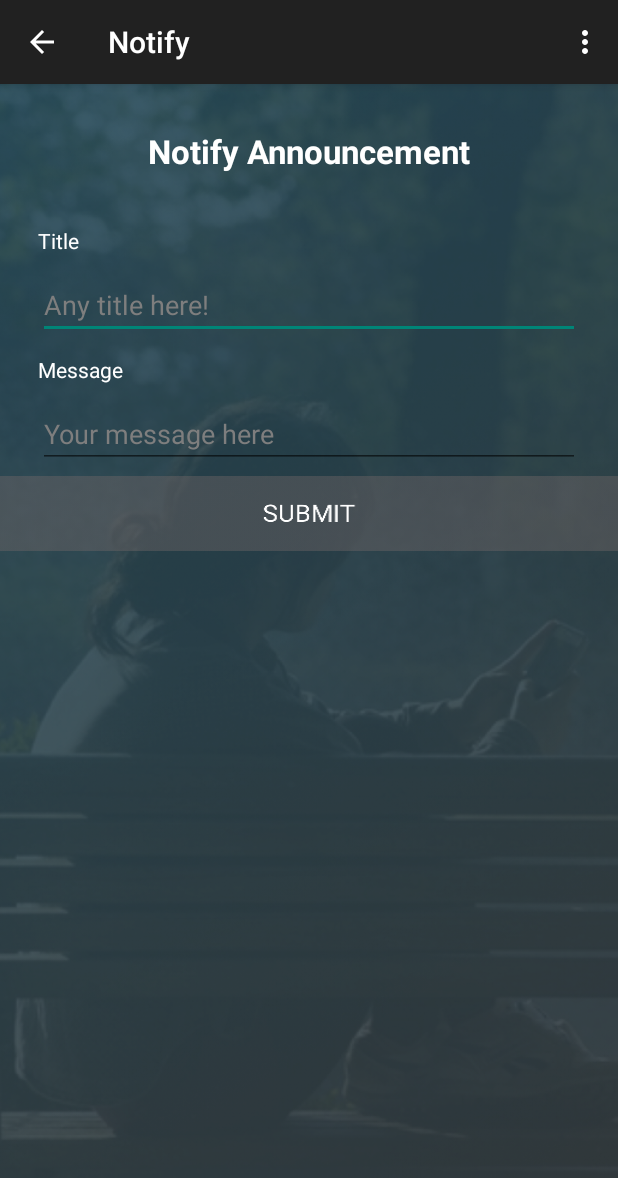
After one commit to mengmengmengmeng/notify, an Android app: the CreateAnnouncement screen opened directly, with no data from a screen before it, on a phone screen of 412 x 824 dp. The commit adds this screen. Shown: the top 1178 px of the screen. Run offline under Robolectric (Android 15) with nearby library versions, the phone set to English and light mode, and no system bars.

Commit message:
Added create announcement

```diff
--- a/app/src/main/AndroidManifest.xml
+++ b/app/src/main/AndroidManifest.xml
@@ -63,6 +63,12 @@
             android:screenOrientation="portrait"
             android:windowSoftInputMode="adjustPan">
         </activity>
+        <activity
+            android:name=".CreateAnnouncement"
+            android:label="@string/app_name"
+            android:screenOrientation="portrait"
+            android:windowSoftInputMode="adjustPan">
+        </activity>
     </application>
 
 </manifest>
--- /dev/null
+++ b/app/src/main/res/layout/create_announcement_fragment.xml
@@ -0,0 +1,93 @@
+<?xml version="1.0" encoding="utf-8"?>
+<RelativeLayout xmlns:android="http://schemas.android.com/apk/res/android"
+    android:layout_width="fill_parent"
+    android:layout_height="fill_parent">
+
+    <ImageView
+        android:layout_width="fill_parent"
+        android:layout_height="fill_parent"
+        android:adjustViewBounds="true"
+        android:scaleType="centerCrop"
+        android:src="@drawable/bg_login_or_signup"/>
+
+    <ScrollView
+        android:layout_width="fill_parent"
+        android:layout_height="fill_parent">
+
+        <LinearLayout
+            android:layout_width="match_parent"
+            android:layout_height="wrap_content"
+            android:orientation="vertical">
+
+            <TextView
+                android:layout_marginTop="30dp"
+                android:layout_marginBottom="30dp"
+                android:layout_width="match_parent"
+                android:layout_height="wrap_content"
+                android:textAppearance="?android:attr/textAppearanceLarge"
+                android:text="Notify Announcement"
+                android:gravity="center"
+                android:textColor="@color/white"
+                android:textStyle="bold"/>
+
+            <LinearLayout
+                android:layout_width="match_parent"
+                android:layout_height="match_parent"
+                android:orientation="vertical"
+                android:layout_marginLeft="20dp"
+                android:layout_marginRight="20dp">
+
+                <TextView
+                    android:layout_width="match_parent"
+                    android:layout_height="wrap_content"
+                    android:textAppearance="?android:attr/textAppearanceSmall"
+                    android:text="Title"
+                    android:layout_margin="5dp"
+                    android:textColor="@color/white"/>
+
+                <EditText
+                    android:layout_width="match_parent"
+                    android:layout_height="wrap_content"
+                    android:textAppearance="?android:attr/textAppearanceMedium"
+                    android:hint="Any title here!"
+                    android:textColorHint="@color/gray"
+                    android:layout_margin="5dp"
+                    android:id="@+id/title"
+                    android:inputType="textPersonName"
+                    android:textColor="@color/white"/>
+
+                <TextView
+                    android:layout_width="match_parent"
+                    android:layout_height="wrap_content"
+                    android:textAppearance="?android:attr/textAppearanceSmall"
+                    android:text="Message"
+                    android:layout_margin="5dp"
+                    android:textColor="@color/white"/>
+
+                <EditText
+                    android:layout_width="match_parent"
+                    android:layout_height="wrap_content"
+                    android:textAppearance="?android:attr/textAppearanceMedium"
+                    android:hint="Your message here"
+                    android:textColorHint="@color/gray"
+                    android:layout_margin="5dp"
+                    android:id="@+id/message"
+                    android:maxLength="140"
+                    android:textColor="@color/white"/>
+
+            </LinearLayout>
+
+            <FrameLayout
+                android:layout_width="match_parent"
+                android:layout_height="wrap_content"
+                android:id="@+id/frameLSubmit"
+                android:background="@drawable/btn_submit"
+                android:clickable="true">
+
+            </FrameLayout>
+
+        </LinearLayout>
+
+    </ScrollView>
+
+</RelativeLayout>
--- a/app/src/main/res/values/strings.xml
+++ b/app/src/main/res/values/strings.xml
@@ -9,6 +9,8 @@
     <string name="all_channels">http://192.168.43.11:3000/api/v1/channels</string>
     <string name="announcements">http://192.168.43.11:3000/api/v1/users/</string>
     <string name="subscribe">http://192.168.43.11:3000/api/v1/channels/</string>
+    <string name="create_announcement">http://192.168.43.11:3000/api/v1/users/</string>
+    /api/v1/users/:user_id/channels/:channel_id/announcements
 
 
     <string-array name="category_arrays">
@@ -21,7 +23,7 @@
     </string-array>
 
     <string-array name="status_arrays">
-        <item>Active</item>
-        <item>Inactive</item>
+        <item>active</item>
+        <item>inactive</item>
     </string-array>
 </resources>
```
Also changed, not shown: app/src/main/java/me/notify/ChannelPage.java (+10 -0 lines), app/src/main/java/me/notify/CreateAnnouncement.java (added, +130 -0 lines).
